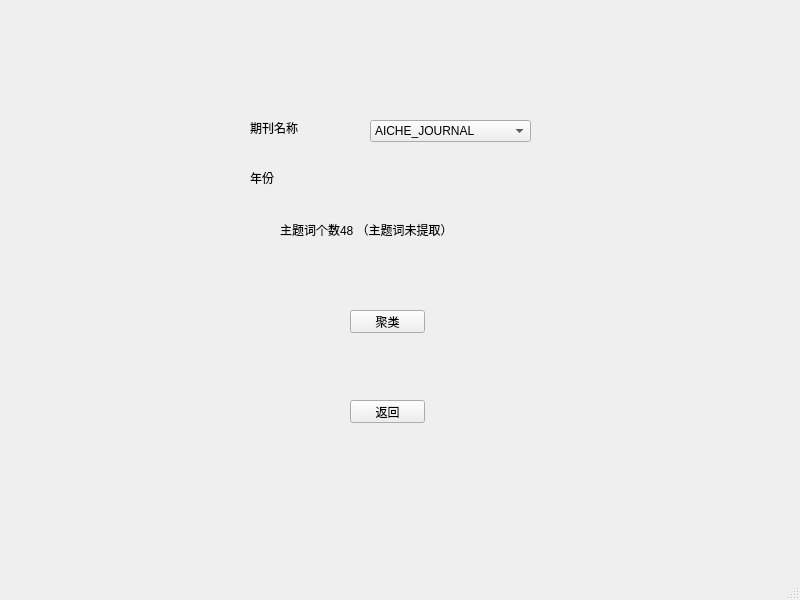
ZUCCBBQ/Ocean, file view/ui_ap_lda.ui: the form before one commit.
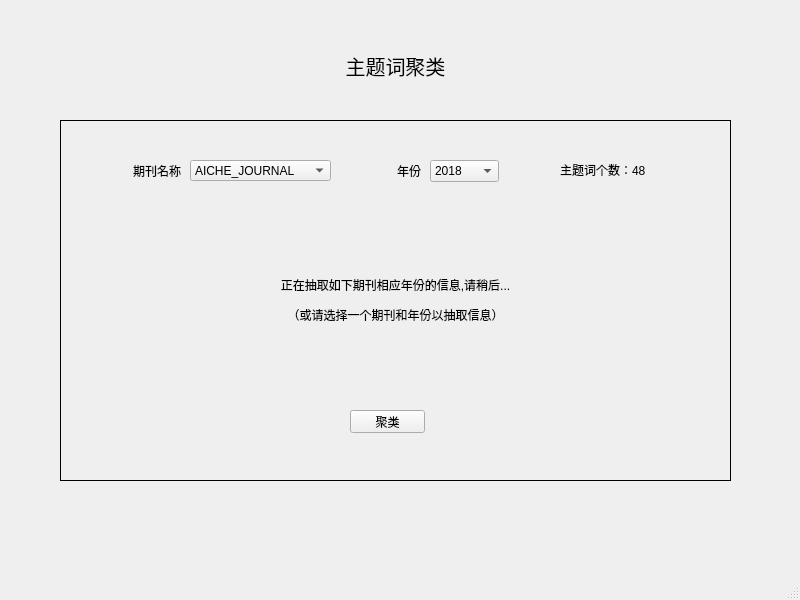
The form after the commit.

Patch:
```diff
--- a/view/ui_ap_lda.ui
+++ b/view/ui_ap_lda.ui
@@ -17,10 +17,144 @@
    <widget class="QLabel" name="label">
     <property name="geometry">
      <rect>
-      <x>250</x>
+      <x>560</x>
+      <y>160</y>
+      <width>141</width>
+      <height>20</height>
+     </rect>
+    </property>
+    <property name="styleSheet">
+     <string notr="true">font: 11pt &quot;黑体&quot;;</string>
+    </property>
+    <property name="text">
+     <string>主题词个数：48</string>
+    </property>
+   </widget>
+   <widget class="QPushButton" name="apButton">
+    <property name="geometry">
+     <rect>
+      <x>350</x>
+      <y>410</y>
+      <width>75</width>
+      <height>23</height>
+     </rect>
+    </property>
+    <property name="styleSheet">
+     <string notr="true">font: 11pt &quot;黑体&quot;;</string>
+    </property>
+    <property name="text">
+     <string>聚类</string>
+    </property>
+   </widget>
+   <widget class="QLabel" name="uiLabel">
+    <property name="geometry">
+     <rect>
+      <x>310</x>
+      <y>50</y>
+      <width>171</width>
+      <height>31</height>
+     </rect>
+    </property>
+    <property name="font">
+     <font>
+      <pointsize>15</pointsize>
+     </font>
+    </property>
+    <property name="text">
+     <string>主题词聚类</string>
+    </property>
+    <property name="alignment">
+     <set>Qt::AlignCenter</set>
+    </property>
+   </widget>
+   <widget class="QComboBox" name="yearComboBox">
+    <property name="geometry">
+     <rect>
+      <x>430</x>
+      <y>160</y>
+      <width>69</width>
+      <height>22</height>
+     </rect>
+    </property>
+    <property name="styleSheet">
+     <string notr="true">font: 11pt &quot;黑体&quot;;</string>
+    </property>
+    <item>
+     <property name="text">
+      <string>2018</string>
+     </property>
+    </item>
+   </widget>
+   <widget class="QLabel" name="borderLabel">
+    <property name="geometry">
+     <rect>
+      <x>60</x>
       <y>120</y>
+      <width>671</width>
+      <height>361</height>
+     </rect>
+    </property>
+    <property name="frameShape">
+     <enum>QFrame::Box</enum>
+    </property>
+    <property name="text">
+     <string/>
+    </property>
+   </widget>
+   <widget class="QLabel" name="yearLabel">
+    <property name="geometry">
+     <rect>
+      <x>360</x>
+      <y>160</y>
+      <width>61</width>
+      <height>21</height>
+     </rect>
+    </property>
+    <property name="styleSheet">
+     <string notr="true">font: 11pt &quot;黑体&quot;;</string>
+    </property>
+    <property name="text">
+     <string>年份</string>
+    </property>
+    <property name="alignment">
+     <set>Qt::AlignRight|Qt::AlignTrailing|Qt::AlignVCenter</set>
+    </property>
+   </widget>
+   <widget class="QLabel" name="promptLabel">
+    <property name="geometry">
+     <rect>
+      <x>200</x>
+      <y>210</y>
+      <width>391</width>
+      <height>181</height>
+     </rect>
+    </property>
+    <property name="sizePolicy">
+     <sizepolicy hsizetype="Expanding" vsizetype="Expanding">
+      <horstretch>0</horstretch>
+      <verstretch>0</verstretch>
+     </sizepolicy>
+    </property>
+    <property name="styleSheet">
+     <string notr="true">font: 11pt &quot;黑体&quot;;</string>
+    </property>
+    <property name="text">
+     <string>&lt;html&gt;&lt;head/&gt;&lt;body&gt;&lt;p&gt;正在抽取如下期刊相应年份的信息,请稍后...&lt;/p&gt;&lt;p&gt;（或请选择一个期刊和年份以抽取信息）&lt;/p&gt;&lt;/body&gt;&lt;/html&gt;</string>
+    </property>
+    <property name="alignment">
+     <set>Qt::AlignCenter</set>
+    </property>
+    <property name="wordWrap">
+     <bool>true</bool>
+    </property>
+   </widget>
+   <widget class="QLabel" name="Journallabel">
+    <property name="geometry">
+     <rect>
+      <x>110</x>
+      <y>160</y>
       <width>71</width>
-      <height>16</height>
+      <height>21</height>
      </rect>
     </property>
     <property name="styleSheet">
@@ -29,14 +163,17 @@
     <property name="text">
      <string>期刊名称</string>
     </property>
+    <property name="alignment">
+     <set>Qt::AlignRight|Qt::AlignTrailing|Qt::AlignVCenter</set>
+    </property>
    </widget>
    <widget class="QComboBox" name="comboBox">
     <property name="geometry">
      <rect>
-      <x>370</x>
-      <y>120</y>
-      <width>161</width>
-      <height>22</height>
+      <x>190</x>
+      <y>160</y>
+      <width>141</width>
+      <height>21</height>
      </rect>
     </property>
     <property name="styleSheet">
@@ -48,70 +185,15 @@
      </property>
     </item>
    </widget>
-   <widget class="QLabel" name="label_2">
-    <property name="geometry">
-     <rect>
-      <x>250</x>
-      <y>170</y>
-      <width>54</width>
-      <height>16</height>
-     </rect>
-    </property>
-    <property name="styleSheet">
-     <string notr="true">font: 11pt &quot;黑体&quot;;</string>
-    </property>
-    <property name="text">
-     <string>年份</string>
-    </property>
-   </widget>
-   <widget class="QLabel" name="label_3">
-    <property name="geometry">
-     <rect>
-      <x>280</x>
-      <y>220</y>
-      <width>261</width>
-      <height>20</height>
-     </rect>
-    </property>
-    <property name="styleSheet">
-     <string notr="true">font: 11pt &quot;黑体&quot;;</string>
-    </property>
-    <property name="text">
-     <string>主题词个数48 （主题词未提取）</string>
-    </property>
-   </widget>
-   <widget class="QPushButton" name="pushButton">
-    <property name="geometry">
-     <rect>
-      <x>350</x>
-      <y>310</y>
-      <width>75</width>
-      <height>23</height>
-     </rect>
-    </property>
-    <property name="styleSheet">
-     <string notr="true">font: 11pt &quot;黑体&quot;;</string>
-    </property>
-    <property name="text">
-     <string>聚类</string>
-    </property>
-   </widget>
-   <widget class="QPushButton" name="pushButton_2">
-    <property name="geometry">
-     <rect>
-      <x>350</x>
-      <y>400</y>
-      <width>75</width>
-      <height>23</height>
-     </rect>
-    </property>
-    <property name="styleSheet">
-     <string notr="true">font: 11pt &quot;黑体&quot;;</string>
-    </property>
-    <property name="text">
-     <string>返回</string>
-    </property>
-   </widget>
+   <zorder>borderLabel</zorder>
+   <zorder>promptLabel</zorder>
+   <zorder>numTopicLabel</zorder>
+   <zorder>apButton</zorder>
+   <zorder>uiLabel</zorder>
+   <zorder>yearComboBox</zorder>
+   <zorder>yearLabel</zorder>
+   <zorder>Journallabel</zorder>
+   <zorder>jounralComboBox</zorder>
   </widget>
   <widget class="QMenuBar" name="menubar">
    <property name="geometry">
```
Left out of the diff: 4 changed lines with no effect on the pictures.
